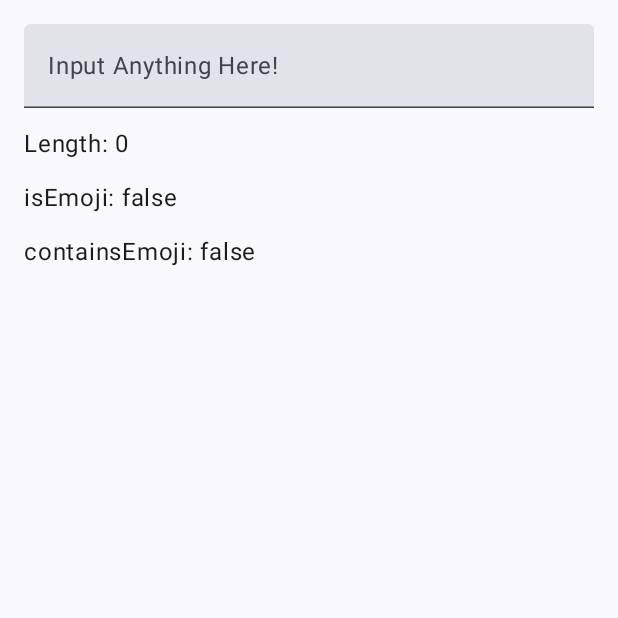
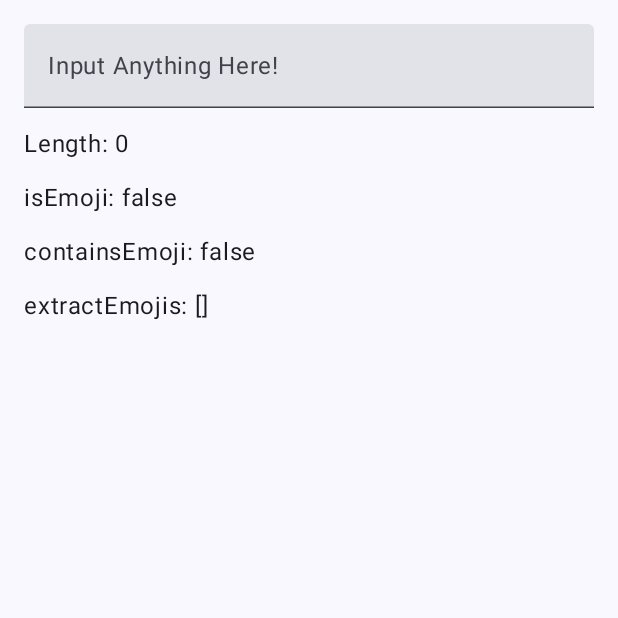
Before and after one commit to chattymin/Pebble, an Android app built with Jetpack Compose: the screen it shows after launch (MainActivity), on a phone screen of 412 x 824 dp, the top half of it. Run offline under Robolectric (Android 15) with nearby library versions, the phone set to English and light mode, and no system bars.

Commit message:
apply sample

```diff
--- a/app/src/main/java/com/chattymin/textgrapheme/MainActivity.kt
+++ b/app/src/main/java/com/chattymin/textgrapheme/MainActivity.kt
@@ -21,6 +21,7 @@ import androidx.compose.runtime.setValue
 import androidx.compose.ui.Modifier
 import androidx.compose.ui.unit.dp
 import com.chattymin.pebble.containsEmoji
+import com.chattymin.pebble.extractEmojis
 import com.chattymin.pebble.graphemeLength
 import com.chattymin.pebble.isEmoji
 import com.chattymin.textgrapheme.ui.theme.TextGraphemeTheme
@@ -66,6 +67,10 @@ class MainActivity : ComponentActivity() {
                         Text(
                             text = "containsEmoji: ${text.containsEmoji()}",
                         )
+
+                        Text(
+                            text = "extractEmojis: ${text.extractEmojis()}",
+                        )
                     }
                 }
             }
```
